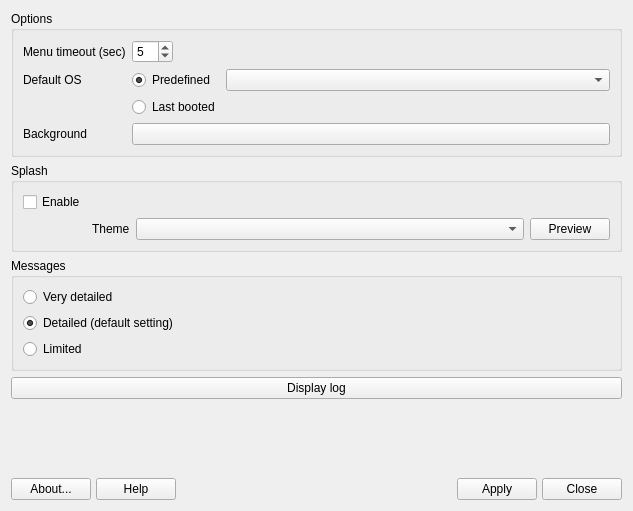
AdrianTM/mx-boot-options, file mainwindow.ui: the form before one commit.
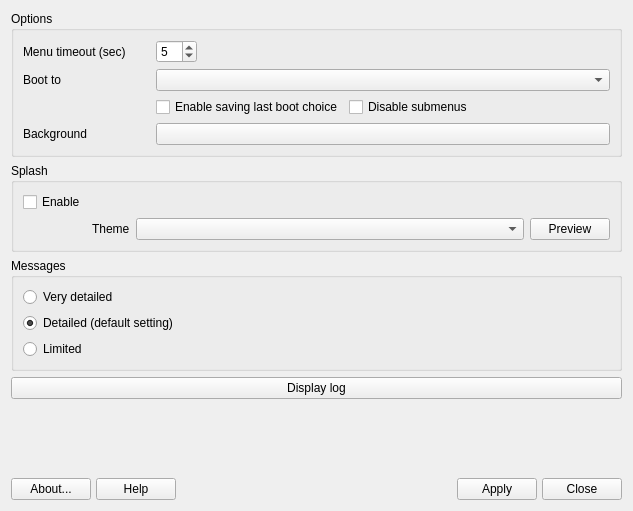
The form after the commit. Icons and pictures are not drawn.

Commit message: add disable submenu option, fix boot to menu logic

```diff
--- a/mainwindow.ui
+++ b/mainwindow.ui
@@ -36,6 +36,35 @@
       <string>Options</string>
      </property>
      <layout class="QGridLayout" name="gridLayout_2">
+      <item row="0" column="1">
+       <widget class="QSpinBox" name="spinBoxTimeout">
+        <property name="sizePolicy">
+         <sizepolicy hsizetype="Fixed" vsizetype="Fixed">
+          <horstretch>0</horstretch>
+          <verstretch>0</verstretch>
+         </sizepolicy>
+        </property>
+        <property name="minimum">
+         <number>-1</number>
+        </property>
+        <property name="value">
+         <number>5</number>
+        </property>
+       </widget>
+      </item>
+      <item row="1" column="0">
+       <widget class="QLabel" name="label_default_entry">
+        <property name="sizePolicy">
+         <sizepolicy hsizetype="Preferred" vsizetype="Preferred">
+          <horstretch>0</horstretch>
+          <verstretch>0</verstretch>
+         </sizepolicy>
+        </property>
+        <property name="text">
+         <string>Boot to</string>
+        </property>
+       </widget>
+      </item>
       <item row="3" column="0">
        <widget class="QLabel" name="label_bg_image">
         <property name="text">
@@ -53,39 +82,24 @@
         </property>
        </widget>
       </item>
-      <item row="1" column="1">
-       <widget class="QRadioButton" name="rb_predefined">
-        <property name="sizePolicy">
-         <sizepolicy hsizetype="Fixed" vsizetype="Fixed">
-          <horstretch>0</horstretch>
-          <verstretch>0</verstretch>
-         </sizepolicy>
-        </property>
+      <item row="2" column="1">
+       <widget class="QCheckBox" name="cb_save_default">
         <property name="text">
-         <string>Predefined</string>
-        </property>
-        <property name="checked">
-         <bool>true</bool>
+         <string>Enable saving last boot choice</string>
         </property>
        </widget>
       </item>
-      <item row="0" column="1" alignment="Qt::AlignLeft">
-       <widget class="QSpinBox" name="spinBoxTimeout">
+      <item row="1" column="1" colspan="3">
+       <widget class="QComboBox" name="combo_menu_entry">
         <property name="sizePolicy">
-         <sizepolicy hsizetype="Fixed" vsizetype="Fixed">
+         <sizepolicy hsizetype="Expanding" vsizetype="Fixed">
           <horstretch>0</horstretch>
           <verstretch>0</verstretch>
          </sizepolicy>
         </property>
-        <property name="minimum">
-         <number>-1</number>
-        </property>
-        <property name="value">
-         <number>5</number>
-        </property>
        </widget>
       </item>
-      <item row="3" column="1" colspan="2">
+      <item row="3" column="1" colspan="3">
        <widget class="QPushButton" name="button_filename">
         <property name="sizePolicy">
          <sizepolicy hsizetype="Preferred" vsizetype="Fixed">
@@ -101,39 +115,10 @@
         </property>
        </widget>
       </item>
-      <item row="2" column="1">
-       <widget class="QRadioButton" name="rb_lastbooted">
-        <property name="sizePolicy">
-         <sizepolicy hsizetype="Fixed" vsizetype="Fixed">
-          <horstretch>0</horstretch>
-          <verstretch>0</verstretch>
-         </sizepolicy>
-        </property>
+      <item row="2" column="2" colspan="2">
+       <widget class="QCheckBox" name="cb_disable_submenus">
         <property name="text">
-         <string>Last booted</string>
-        </property>
-       </widget>
-      </item>
-      <item row="1" column="0">
-       <widget class="QLabel" name="label_default_entry">
-        <property name="sizePolicy">
-         <sizepolicy hsizetype="Minimum" vsizetype="Preferred">
-          <horstretch>0</horstretch>
-          <verstretch>0</verstretch>
-         </sizepolicy>
-        </property>
-        <property name="text">
-         <string>Default OS</string>
-        </property>
-       </widget>
-      </item>
-      <item row="1" column="2">
-       <widget class="QComboBox" name="combo_menu_entry">
-        <property name="sizePolicy">
-         <sizepolicy hsizetype="Expanding" vsizetype="Fixed">
-          <horstretch>0</horstretch>
-          <verstretch>0</verstretch>
-         </sizepolicy>
+         <string>Disable submenus</string>
         </property>
        </widget>
       </item>
```
Left out of the diff: 19 changed lines with no effect on the pictures. The commit also changes 14 other files.
